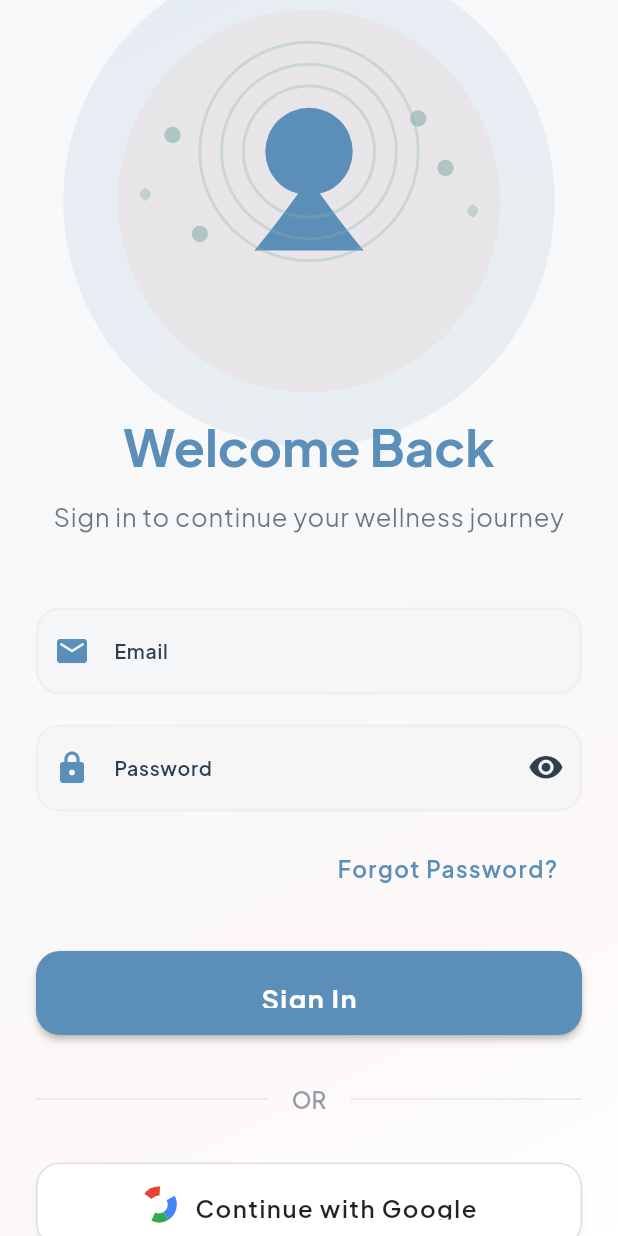
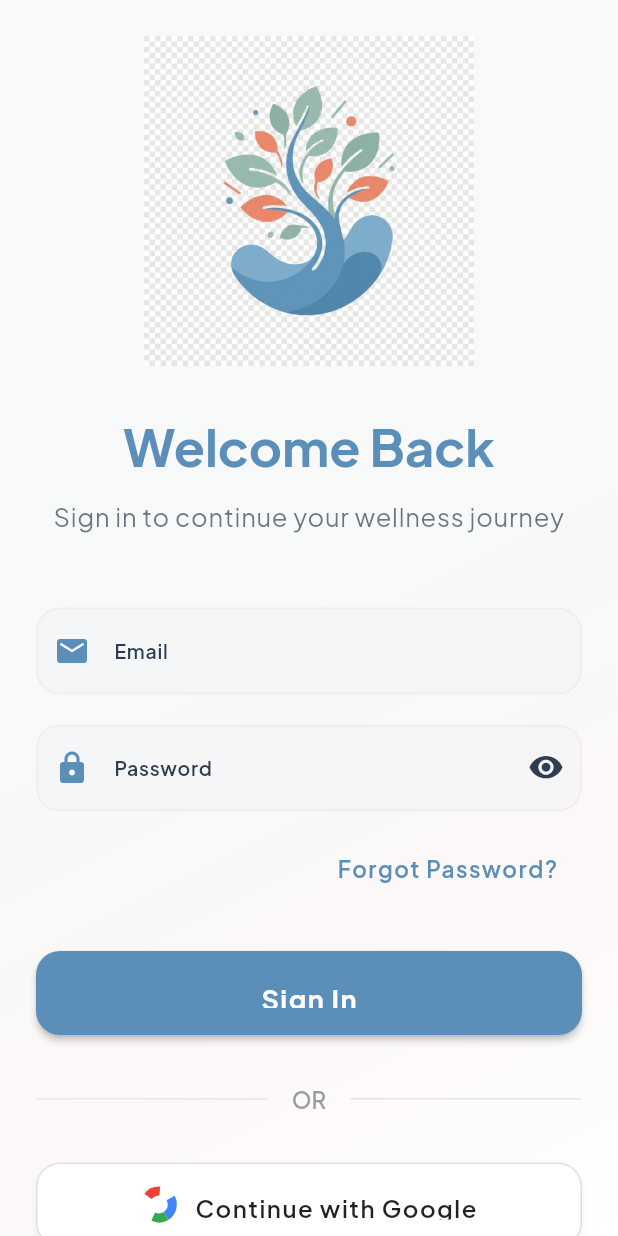
Before and after one commit to CODEwithZAKI2/MindMate-AI, a Flutter app: the screen it shows after launch, after a tap on "Skip", on a phone screen of 412 x 824 dp. Run offline on Flutter 3.47's test engine with Material 3 defaults, Android fonts, the phone set to English and light mode, and no system bars; our stand-ins replace cloud_firestore, cloud_functions, connectivity_plus, equatable, firebase_auth, firebase_core and 9 more; accounts and stored records are empty.

Commit message:
feat: Add initial onboarding and home screens, along with new authentication widgets and image assets, and update pubspec.yaml.

```diff
--- /dev/null
+++ b/lib/core/constants/assets.dart
@@ -0,0 +1,5 @@
+class AppAssets {
+  static const String onboardingMeditation = 'assets/images/onboarding_meditation.png';
+  static const String onboardingNature = 'assets/images/onboarding_nature.png';
+  static const String authWelcome = 'assets/images/auth_welcome.png';
+}
--- a/lib/presentation/screens/onboarding/onboarding_screen.dart
+++ b/lib/presentation/screens/onboarding/onboarding_screen.dart
@@ -1,7 +1,8 @@
 import 'package:flutter/material.dart';
 import 'package:go_router/go_router.dart';
 import '../../../core/constants/routes.dart';
-import '../../widgets/custom_illustrations.dart';
+import '../../../core/constants/assets.dart';
+
 
 class OnboardingScreen extends StatefulWidget {
   const OnboardingScreen({super.key});
@@ -74,21 +75,36 @@ class _OnboardingScreenState extends State<OnboardingScreen> {
                 children: [
                   _buildPage(
                     theme: theme,
-                    illustration: const MeditationIllustration(size: 280),
+                    illustration: Image.asset(
+                      AppAssets.onboardingMeditation,
+                      width: 280,
+                      height: 280,
+                      fit: BoxFit.contain,
+                    ),
                     title: 'Find Your Peace',
                     description:
                         'Welcome to MindMate AI - your personal companion for mental wellness. Meditate, reflect, and find calm whenever you need it.',
                   ),
                   _buildPage(
                     theme: theme,
-                    illustration: const NatureSceneIllustration(size: 280),
+                    illustration: Image.asset(
+                      AppAssets.onboardingNature,
+                      width: 280,
+                      height: 280,
+                      fit: BoxFit.contain,
+                    ),
                     title: 'Connect with Calm',
                     description:
                         'Track your mood journey, have supportive conversations, and discover patterns that help you thrive.',
                   ),
                   _buildPage(
                     theme: theme,
-                    illustration: const ChatPlantIllustration(size: 240),
+                    illustration: Image.asset(
+                      AppAssets.authWelcome,
+                      width: 240,
+                      height: 240,
+                      fit: BoxFit.contain,
+                    ),
                     title: 'Grow with Support',
                     description:
                         'Safe, judgment-free conversations powered by AI. Your privacy is protected, and help is always available.',
--- a/lib/presentation/widgets/auth_widgets.dart
+++ b/lib/presentation/widgets/auth_widgets.dart
@@ -1,4 +1,5 @@
 import 'package:flutter/material.dart';
+import '../../core/constants/assets.dart';
 
 /// Welcoming Illustration for Auth Screens
 class WelcomeIllustration extends StatelessWidget {
@@ -24,122 +25,16 @@ class WelcomeIllustration extends StatelessWidget {
           ),
         );
       },
-      child: CustomPaint(
-        size: Size(size, size),
-        painter: _WelcomeIllustrationPainter(),
+      child: Image.asset(
+        AppAssets.authWelcome,
+        width: size,
+        height: size,
+        fit: BoxFit.contain,
       ),
     );
   }
 }
 
-class _WelcomeIllustrationPainter extends CustomPainter {
-  @override
-  void paint(Canvas canvas, Size size) {
-    final paint = Paint()..style = PaintingStyle.fill;
-
-    // Serene Blue and Soft Coral colors
-    final primaryColor = const Color(0xFF5B8FB9);
-    final secondaryColor = const Color(0xFFE88B6C);
-    final tertiaryColor = const Color(0xFF88B0A8);
-
-    // Background glow circles
-    paint.color = primaryColor.withOpacity(0.1);
-    canvas.drawCircle(
-      Offset(size.width * 0.5, size.height * 0.5),
-      size.width * 0.45,
-      paint,
-    );
-
-    paint.color = secondaryColor.withOpacity(0.08);
-    canvas.drawCircle(
-      Offset(size.width * 0.5, size.height * 0.5),
-      size.width * 0.35,
-      paint,
-    );
-
-    // Central meditation figure (simplified)
-    paint.color = primaryColor;
-
-    // Head
-    canvas.drawCircle(
-      Offset(size.width * 0.5, size.height * 0.35),
-      size.width * 0.08,
-      paint,
-    );
-
-    // Body (sitting position)
-    final bodyPath = Path();
-    bodyPath.moveTo(size.width * 0.5, size.height * 0.43);
-    bodyPath.quadraticBezierTo(
-      size.width * 0.45, size.height * 0.55,
-      size.width * 0.4, size.height * 0.65,
-    );
-    bodyPath.lineTo(size.width * 0.6, size.height * 0.65);
-    bodyPath.quadraticBezierTo(
-      size.width * 0.55, size.height * 0.55,
-      size.width * 0.5, size.height * 0.43,
-    );
-    bodyPath.close();
-    canvas.drawPath(bodyPath, paint);
-
-    // Peaceful aura around head
-    paint.color = tertiaryColor.withOpacity(0.3);
-    paint.style = PaintingStyle.stroke;
-    paint.strokeWidth = 2;
-
-    for (int i = 0; i < 3; i++) {
-      canvas.drawCircle(
-        Offset(size.width * 0.5, size.height * 0.35),
-        size.width * 0.12 + (i * size.width * 0.04),
-        paint,
-      );
-    }
-
-    // Floating leaves/sparkles
-    paint.style = PaintingStyle.fill;
-    paint.color = tertiaryColor.withOpacity(0.6);
-
-    final sparklePositions = [
-      Offset(size.width * 0.25, size.height * 0.3),
-      Offset(size.width * 0.75, size.height * 0.4),
-      Offset(size.width * 0.3, size.height * 0.6),
-      Offset(size.width * 0.7, size.height * 0.25),
-    ];
-
-    for (final pos in sparklePositions) {
-      canvas.drawCircle(pos, size.width * 0.015, paint);
-    }
-
-    // Larger floating leaves
-    paint.color = tertiaryColor.withOpacity(0.4);
-    final leaf1 = Path();
-    leaf1.moveTo(size.width * 0.2, size.height * 0.5);
-    leaf1.quadraticBezierTo(
-      size.width * 0.18, size.height * 0.48,
-      size.width * 0.2, size.height * 0.46,
-    );
-    leaf1.quadraticBezierTo(
-      size.width * 0.22, size.height * 0.48,
-      size.width * 0.2, size.height * 0.5,
-    );
-    canvas.drawPath(leaf1, paint);
-
-    final leaf2 = Path();
-    leaf2.moveTo(size.width * 0.8, size.height * 0.55);
-    leaf2.quadraticBezierTo(
-      size.width * 0.78, size.height * 0.53,
-      size.width * 0.8, size.height * 0.51,
-    );
-    leaf2.quadraticBezierTo(
-      size.width * 0.82, size.height * 0.53,
-      size.width * 0.8, size.height * 0.55,
-    );
-    canvas.drawPath(leaf2, paint);
-  }
-
-  @override
-  bool shouldRepaint(covariant CustomPainter oldDelegate) => false;
-}
 
 /// Custom Google Sign In Button
 class GoogleSignInButton extends StatelessWidget {
--- a/pubspec.yaml
+++ b/pubspec.yaml
@@ -104,9 +104,8 @@ flutter:
   uses-material-design: true
 
   # To add assets to your application, add an assets section, like this:
-  # assets:
-  #   - images/a_dot_burr.jpeg
-  #   - images/a_dot_ham.jpeg
+  assets:
+    - assets/images/
 
   # An image asset can refer to one or more resolution-specific "variants", see
   # https://flutter.dev/to/resolution-aware-images
```
Also changed, not shown: lib/presentation/screens/home/home_screen.dart (+0 -65 lines), assets/images/auth_welcome.png (added), assets/images/onboarding_meditation.png (added), assets/images/onboarding_nature.png (added).
